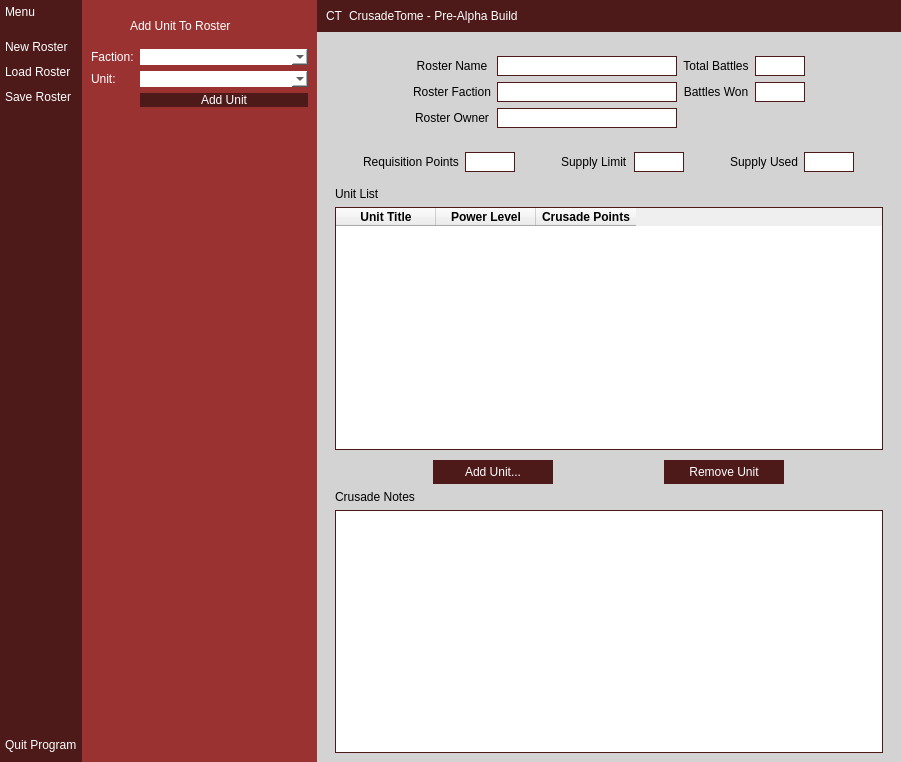
This is RosterWindowV2.ui in DaedalusWeldy/CrusadeTome as Qt 5 draws it before an edit. The edited form follows.
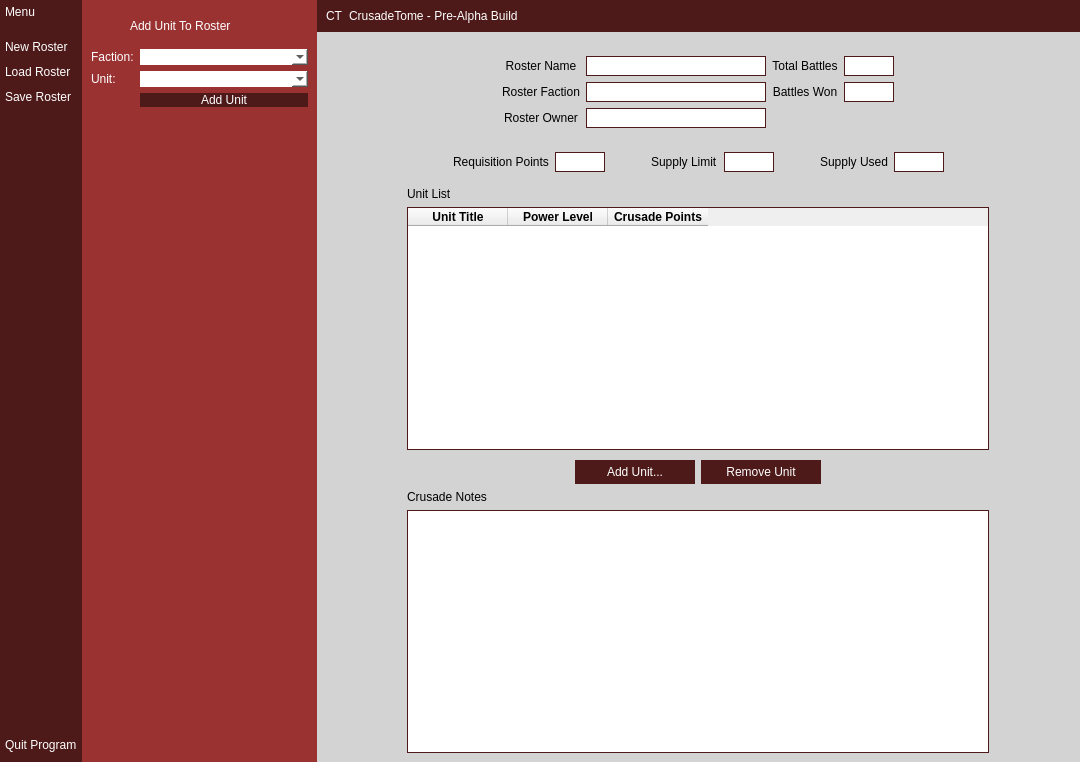
This is the edited form. Icons and pictures are not drawn.

Commit message: "Save/Load Roster" Implementation, UI tweaks

What changed in the file:
```diff
--- a/RosterWindowV2.ui
+++ b/RosterWindowV2.ui
@@ -6,7 +6,7 @@
    <rect>
     <x>0</x>
     <y>0</y>
-    <width>901</width>
+    <width>1080</width>
     <height>762</height>
    </rect>
   </property>
@@ -124,6 +124,17 @@
 	color: white;
 }
 
+QComboBox {
+	background-color: #D3D3D3;
+	color: black;
+}
+
+QComboBox ::hover {
+	background-color: #4d1919;
+	color: white;
+}
+
+
 QTabWidget::pane {
 	border-bottom-style: solid;
 	border-bottom-width: 3px;
@@ -1005,8 +1016,14 @@
              </layout>
             </widget>
            </item>
-           <item>
+           <item alignment="Qt::AlignHCenter">
             <widget class="QFrame" name="unit_list_frame">
+             <property name="minimumSize">
+              <size>
+               <width>600</width>
+               <height>0</height>
+              </size>
+             </property>
              <property name="frameShape">
               <enum>QFrame::StyledPanel</enum>
              </property>
@@ -1100,7 +1117,7 @@
              </layout>
             </widget>
            </item>
-           <item>
+           <item alignment="Qt::AlignHCenter">
             <widget class="QFrame" name="unit_buttons_frame">
              <property name="maximumSize">
               <size>
@@ -1168,8 +1185,14 @@
              </layout>
             </widget>
            </item>
-           <item>
+           <item alignment="Qt::AlignHCenter">
             <widget class="QFrame" name="crusade_notes_frame">
+             <property name="minimumSize">
+              <size>
+               <width>600</width>
+               <height>0</height>
+              </size>
+             </property>
              <property name="frameShape">
               <enum>QFrame::StyledPanel</enum>
              </property>
@@ -1192,6 +1215,12 @@
               </item>
               <item>
                <widget class="QTextEdit" name="crusade_notes_text">
+                <property name="minimumSize">
+                 <size>
+                  <width>0</width>
+                  <height>0</height>
+                 </size>
+                </property>
                 <property name="maximumSize">
                  <size>
                   <width>900</width>
```
Left out of the diff: 26 changed lines with no effect on the pictures. The commit also changes 8 other files.
